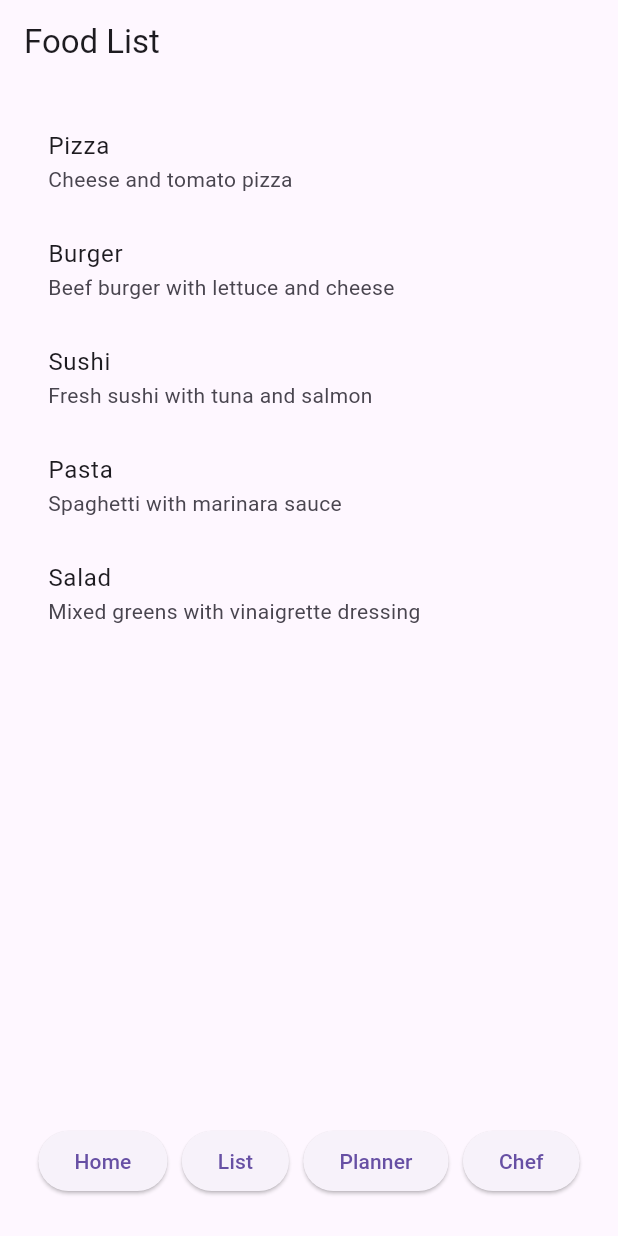
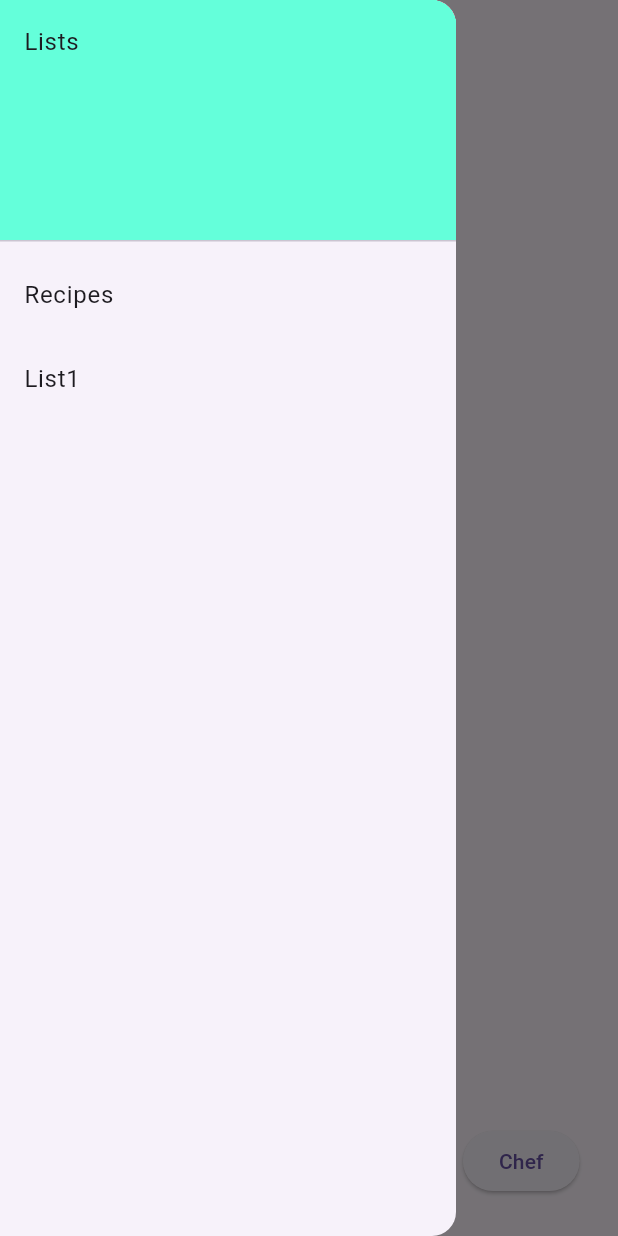
Before and after one commit to MichaelENewbold/finalprojectmobileapp24menjc, a Flutter app: the ScreenList screen opened by its route, with the side drawer open (before the commit the screen has no drawer), on a phone screen of 412 x 824 dp. Run offline on Flutter 3.47's test engine with Material 3 defaults, Android fonts, the phone set to English and light mode, and no system bars; our stand-ins replace cloud_firestore, firebase_auth, firebase_core, firebase_storage, flutter_riverpod, flutter_secure_storage and 7 more; accounts and stored records are empty.

Commit message:
hamburger menu partial functionality

```diff
--- a/lib/screens/general/screen_list.dart
+++ b/lib/screens/general/screen_list.dart
@@ -18,6 +18,24 @@ class ScreenList extends StatelessWidget {
   Widget build(BuildContext context) {
     return Scaffold(
       appBar: AppBar(title: const Text('Food List')),
+      drawer: Drawer(
+        child: ListView(
+          children: [
+            const DrawerHeader(
+              decoration: BoxDecoration(
+                color:Colors.tealAccent,
+              ),
+              child: Text('Lists'),
+            ),
+
+            // These two list Tiles will need functions to navigate to the proper data set once we have implemented that side of the program
+            ListTile(
+              title: const Text('Recipes'), onTap: () {}),
+            ListTile(
+              title: const Text('List1'), onTap: () {})
+          ]
+         )
+       ),
       body: Padding(
         padding: const EdgeInsets.all(16.0),
         child: Column(
```
